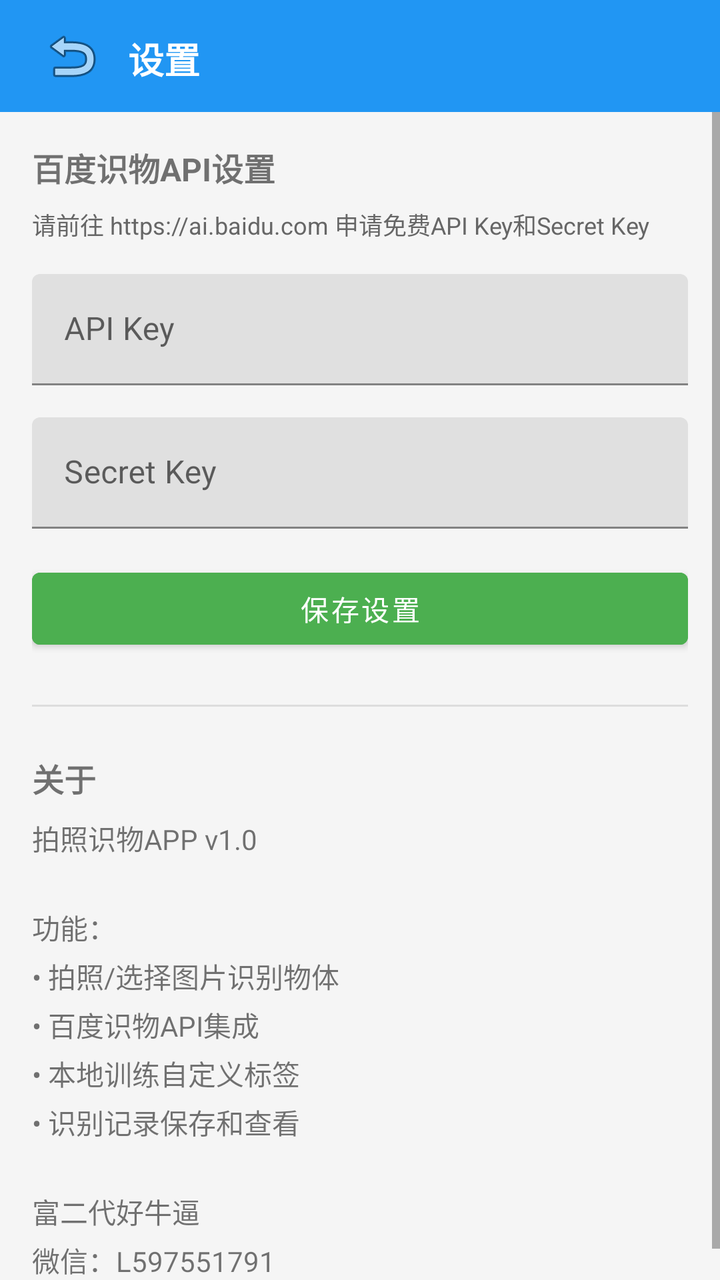
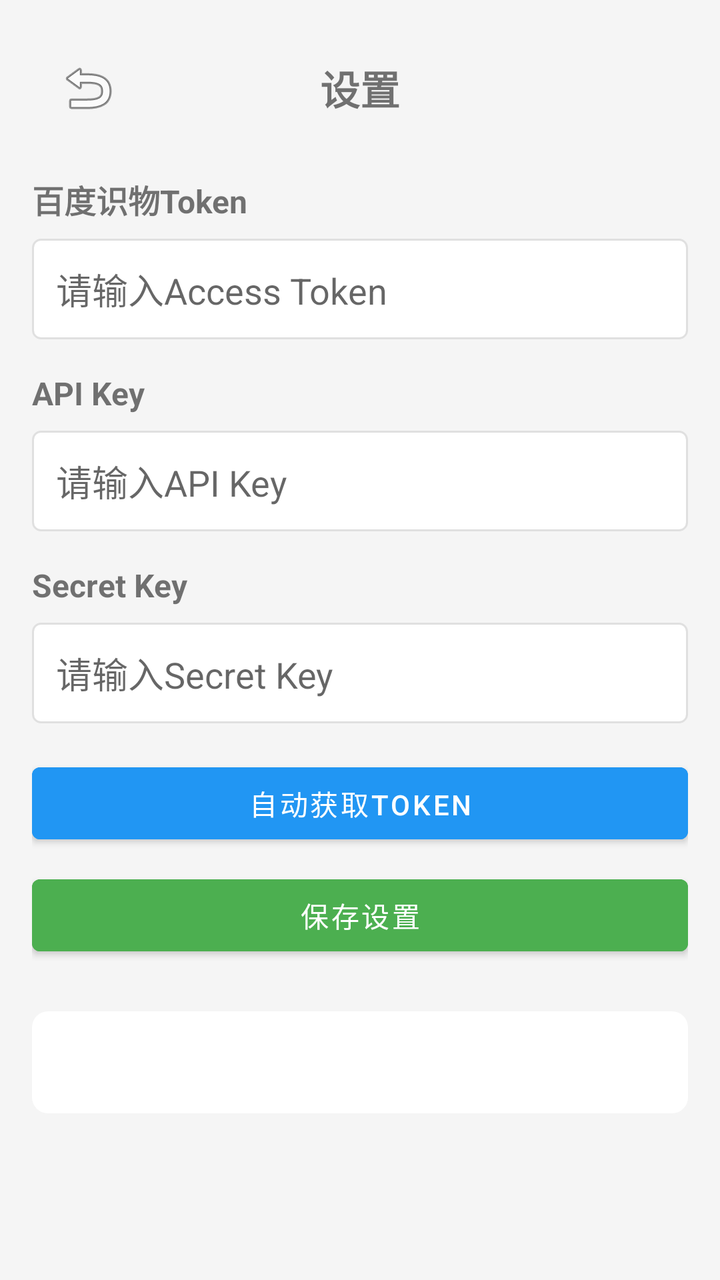

Two renders of the same Android screen: before a commit and after it. Below are the layout's source before the change and the commit's diff.
<!-- AndroidManifest.xml: application theme Theme.ImageRecognition -->
<!-- res/layout/activity_settings.xml -->
<?xml version="1.0" encoding="utf-8"?>
<LinearLayout xmlns:android="http://schemas.android.com/apk/res/android"
    android:layout_width="match_parent"
    android:layout_height="match_parent"
    android:orientation="vertical"
    android:background="#F5F5F5">

    
    <LinearLayout
        android:layout_width="match_parent"
        android:layout_height="56dp"
        android:background="#2196F3"
        android:gravity="center_vertical"
        android:padding="16dp">

        <ImageButton
            android:id="@+id/btnBack"
            android:layout_width="40dp"
            android:layout_height="40dp"
            android:background="?attr/selectableItemBackgroundBorderless"
            android:src="@android:drawable/ic_menu_revert"
            android:contentDescription="返回" />

        <TextView
            android:layout_width="0dp"
            android:layout_height="wrap_content"
            android:layout_weight="1"
            android:text="设置"
            android:textColor="#FFFFFF"
            android:textSize="18sp"
            android:textStyle="bold"
            android:layout_marginStart="8dp" />
    </LinearLayout>

    <ScrollView
        android:layout_width="match_parent"
        android:layout_height="match_parent">

        <LinearLayout
            android:layout_width="match_parent"
            android:layout_height="wrap_content"
            android:orientation="vertical"
            android:padding="16dp">

            <TextView
                android:layout_width="match_parent"
                android:layout_height="wrap_content"
                android:text="百度识物API设置"
                android:textSize="16sp"
                android:textStyle="bold"
                android:layout_marginBottom="8dp" />

            <TextView
                android:layout_width="match_parent"
                android:layout_height="wrap_content"
                android:text="请前往 https://ai.baidu.com 申请免费API Key和Secret Key"
                android:textSize="12sp"
                android:textColor="#666666"
                android:layout_marginBottom="16dp" />

            <com.google.android.material.textfield.TextInputLayout
                android:layout_width="match_parent"
                android:layout_height="wrap_content"
                android:layout_marginBottom="16dp">

                <EditText
                    android:id="@+id/etApiKey"
                    android:layout_width="match_parent"
                    android:layout_height="wrap_content"
                    android:hint="API Key"
                    android:inputType="text" />
            </com.google.android.material.textfield.TextInputLayout>

            <com.google.android.material.textfield.TextInputLayout
                android:layout_width="match_parent"
                android:layout_height="wrap_content"
                android:layout_marginBottom="16dp">

                <EditText
                    android:id="@+id/etSecretKey"
                    android:layout_width="match_parent"
                    android:layout_height="wrap_content"
                    android:hint="Secret Key"
                    android:inputType="textPassword" />
            </com.google.android.material.textfield.TextInputLayout>

            <Button
                android:id="@+id/btnSave"
                android:layout_width="match_parent"
                android:layout_height="48dp"
                android:text="保存设置"
                android:backgroundTint="#4CAF50" />

            <View
                android:layout_width="match_parent"
                android:layout_height="1dp"
                android:background="#DDDDDD"
                android:layout_marginVertical="24dp" />

            <TextView
                android:layout_width="match_parent"
                android:layout_height="wrap_content"
                android:text="关于"
                android:textSize="16sp"
                android:textStyle="bold"
                android:layout_marginBottom="8dp" />

            <TextView
                android:layout_width="match_parent"
                android:layout_height="wrap_content"
                android:text="拍照识物APP v1.0\n\n功能：\n• 拍照/选择图片识别物体\n• 百度识物API集成\n• 本地训练自定义标签\n• 识别记录保存和查看\n\n富二代好牛逼\n微信：L597551791"
                android:textSize="14sp"
                android:lineSpacingExtra="4dp" />

        </LinearLayout>
    </ScrollView>
</LinearLayout>
<!-- resources referenced by this layout -->
<resources>
  <style name="Theme.ImageRecognition" parent="Theme.MaterialComponents.DayNight.NoActionBar">
          <item name="colorPrimary">@color/colorPrimary</item>
          <item name="colorPrimaryDark">@color/colorPrimaryDark</item>
          <item name="colorAccent">@color/colorAccent</item>
      </style>
  <color name="colorPrimary">#6200EE</color>
  <color name="colorPrimaryDark">#3700B3</color>
  <color name="colorAccent">#03DAC5</color>
</resources>

<!-- the commit's change to res/layout/activity_settings.xml (unified diff, before → after) -->
@@ -1,117 +1,133 @@
 <?xml version="1.0" encoding="utf-8"?>
-<LinearLayout xmlns:android="http://schemas.android.com/apk/res/android"
+<ScrollView xmlns:android="http://schemas.android.com/apk/res/android"
     android:layout_width="match_parent"
     android:layout_height="match_parent"
-    android:orientation="vertical"
     android:background="#F5F5F5">
 
-    
     <LinearLayout
         android:layout_width="match_parent"
-        android:layout_height="56dp"
-        android:background="#2196F3"
-        android:gravity="center_vertical"
+        android:layout_height="wrap_content"
+        android:orientation="vertical"
         android:padding="16dp">
 
-        <ImageButton
-            android:id="@+id/btnBack"
-            android:layout_width="40dp"
-            android:layout_height="40dp"
-            android:background="?attr/selectableItemBackgroundBorderless"
-            android:src="@android:drawable/ic_menu_revert"
-            android:contentDescription="返回" />
-
-        <TextView
-            android:layout_width="0dp"
-            android:layout_height="wrap_content"
-            android:layout_weight="1"
-            android:text="设置"
-            android:textColor="#FFFFFF"
-            android:textSize="18sp"
-            android:textStyle="bold"
-            android:layout_marginStart="8dp" />
-    </LinearLayout>
-
-    <ScrollView
-        android:layout_width="match_parent"
-        android:layout_height="match_parent">
-
+        
         <LinearLayout
             android:layout_width="match_parent"
             android:layout_height="wrap_content"
-            android:orientation="vertical"
-            android:padding="16dp">
+            android:orientation="horizontal"
+            android:gravity="center_vertical"
+            android:padding="8dp">
+
+            <ImageButton
+                android:id="@+id/btnBack"
+                android:layout_width="40dp"
+                android:layout_height="40dp"
+                android:src="@android:drawable/ic_menu_revert"
+                android:background="?attr/selectableItemBackgroundBorderless"
+                android:contentDescription="返回" />
 
             <TextView
-                android:layout_width="match_parent"
+                android:layout_width="0dp"
                 android:layout_height="wrap_content"
-                android:text="百度识物API设置"
-                android:textSize="16sp"
+                android:layout_weight="1"
+                android:text="设置"
+                android:textSize="20sp"
                 android:textStyle="bold"
-                android:layout_marginBottom="8dp" />
-
-            <TextView
-                android:layout_width="match_parent"
-                android:layout_height="wrap_content"
-                android:text="请前往 https://ai.baidu.com 申请免费API Key和Secret Key"
-                android:textSize="12sp"
-                android:textColor="#666666"
-                android:layout_marginBottom="16dp" />
-
-            <com.google.android.material.textfield.TextInputLayout
-                android:layout_width="match_parent"
-                android:layout_height="wrap_content"
-                android:layout_marginBottom="16dp">
-
-                <EditText
-                    android:id="@+id/etApiKey"
-                    android:layout_width="match_parent"
-                    android:layout_height="wrap_content"
-                    android:hint="API Key"
-                    android:inputType="text" />
-            </com.google.android.material.textfield.TextInputLayout>
-
-            <com.google.android.material.textfield.TextInputLayout
-                android:layout_width="match_parent"
-                android:layout_height="wrap_content"
-                android:layout_marginBottom="16dp">
-
-                <EditText
-                    android:id="@+id/etSecretKey"
-                    android:layout_width="match_parent"
-                    android:layout_height="wrap_content"
-                    android:hint="Secret Key"
-                    android:inputType="textPassword" />
-            </com.google.android.material.textfield.TextInputLayout>
-
-            <Button
-                android:id="@+id/btnSave"
-                android:layout_width="match_parent"
-                android:layout_height="48dp"
-                android:text="保存设置"
-                android:backgroundTint="#4CAF50" />
+                android:gravity="center" />
 
             <View
-                android:layout_width="match_parent"
-                android:layout_height="1dp"
-                android:background="#DDDDDD"
-                android:layout_marginVertical="24dp" />
+                android:layout_width="40dp"
+                android:layout_height="40dp" />
+        </LinearLayout>
 
-            <TextView
-                android:layout_width="match_parent"
-                android:layout_height="wrap_content"
-                android:text="关于"
-                android:textSize="16sp"
-                android:textStyle="bold"
-                android:layout_marginBottom="8dp" />
+        
+        <TextView
+            android:layout_width="wrap_content"
+            android:layout_height="wrap_content"
+            android:text="百度识物Token"
+            android:textSize="16sp"
+            android:textStyle="bold"
+            android:layout_marginTop="16dp" />
 
-            <TextView
-                android:layout_width="match_parent"
-                android:layout_height="wrap_content"
-                android:text="拍照识物APP v1.0\n\n功能：\n• 拍照/选择图片识别物体\n• 百度识物API集成\n• 本地训练自定义标签\n• 识别记录保存和查看\n\n富二代好牛逼\n微信：L597551791"
-                android:textSize="14sp"
-                android:lineSpacingExtra="4dp" />
+        <EditText
+            android:id="@+id/etToken"
+            android:layout_width="match_parent"
+            android:layout_height="wrap_content"
+            android:hint="请输入Access Token"
+            android:background="@drawable/edit_bg"
+            android:padding="12dp"
+            android:layout_marginTop="8dp"
+            android:inputType="text" />
 
-        </LinearLayout>
-    </ScrollView>
-</LinearLayout>
+        
+        <TextView
+            android:layout_width="wrap_content"
+            android:layout_height="wrap_content"
+            android:text="API Key"
+            android:textSize="16sp"
+            android:textStyle="bold"
+            android:layout_marginTop="16dp" />
+
+        <EditText
+            android:id="@+id/etApiKey"
+            android:layout_width="match_parent"
+            android:layout_height="wrap_content"
+            android:hint="请输入API Key"
+            android:background="@drawable/edit_bg"
+            android:padding="12dp"
+            android:layout_marginTop="8dp"
+            android:inputType="text" />
+
+        
+        <TextView
+            android:layout_width="wrap_content"
+            android:layout_height="wrap_content"
+            android:text="Secret Key"
+            android:textSize="16sp"
+            android:textStyle="bold"
+            android:layout_marginTop="16dp" />
+
+        <EditText
+            android:id="@+id/etSecretKey"
+            android:layout_width="match_parent"
+            android:layout_height="wrap_content"
+            android:hint="请输入Secret Key"
+            android:background="@drawable/edit_bg"
+            android:padding="12dp"
+            android:layout_marginTop="8dp"
+            android:inputType="text" />
+
+        
+        <Button
+            android:id="@+id/btnGetToken"
+            android:layout_width="match_parent"
+            android:layout_height="wrap_content"
+            android:text="自动获取Token"
+            android:backgroundTint="#2196F3"
+            android:textColor="#FFFFFF"
+            android:layout_marginTop="16dp" />
+
+        
+        <Button
+            android:id="@+id/btnSave"
+            android:layout_width="match_parent"
+            android:layout_height="wrap_content"
+            android:text="保存设置"
+            android:backgroundTint="#4CAF50"
+            android:textColor="#FFFFFF"
+            android:layout_marginTop="8dp" />
+
+        
+        <TextView
+            android:id="@+id/tvHelp"
+            android:layout_width="match_parent"
+            android:layout_height="wrap_content"
+            android:text=""
+            android:textSize="14sp"
+            android:textColor="#666666"
+            android:background="@drawable/card_bg"
+            android:padding="16dp"
+            android:layout_marginTop="24dp" />
+
+    </LinearLayout>
+</ScrollView>
<!-- resource entries referenced after the edit -->
@@ -1,5 +1,20 @@
 <!-- resources referenced by this layout -->
 <resources>
+  <!-- drawable card_bg (drawable) -->
+  <?xml version="1.0" encoding="utf-8"?>
+  <shape xmlns:android="http://schemas.android.com/apk/res/android"
+      android:shape="rectangle">
+      <solid android:color="#FFFFFF" />
+      <corners android:radius="8dp" />
+  </shape>
+  <!-- drawable edit_bg (drawable) -->
+  <?xml version="1.0" encoding="utf-8"?>
+  <shape xmlns:android="http://schemas.android.com/apk/res/android"
+      android:shape="rectangle">
+      <solid android:color="#FFFFFF" />
+      <stroke android:width="1dp" android:color="#E0E0E0" />
+      <corners android:radius="4dp" />
+  </shape>
   <style name="Theme.ImageRecognition" parent="Theme.MaterialComponents.DayNight.NoActionBar">
           <item name="colorPrimary">@color/colorPrimary</item>
           <item name="colorPrimaryDark">@color/colorPrimaryDark</item>
